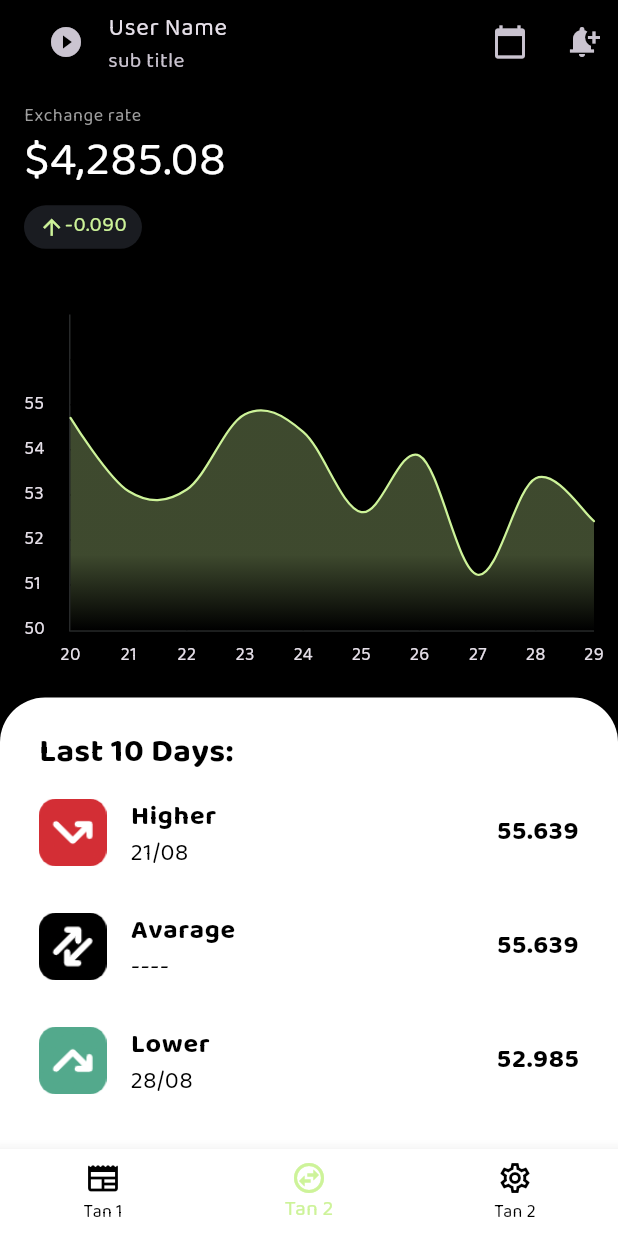
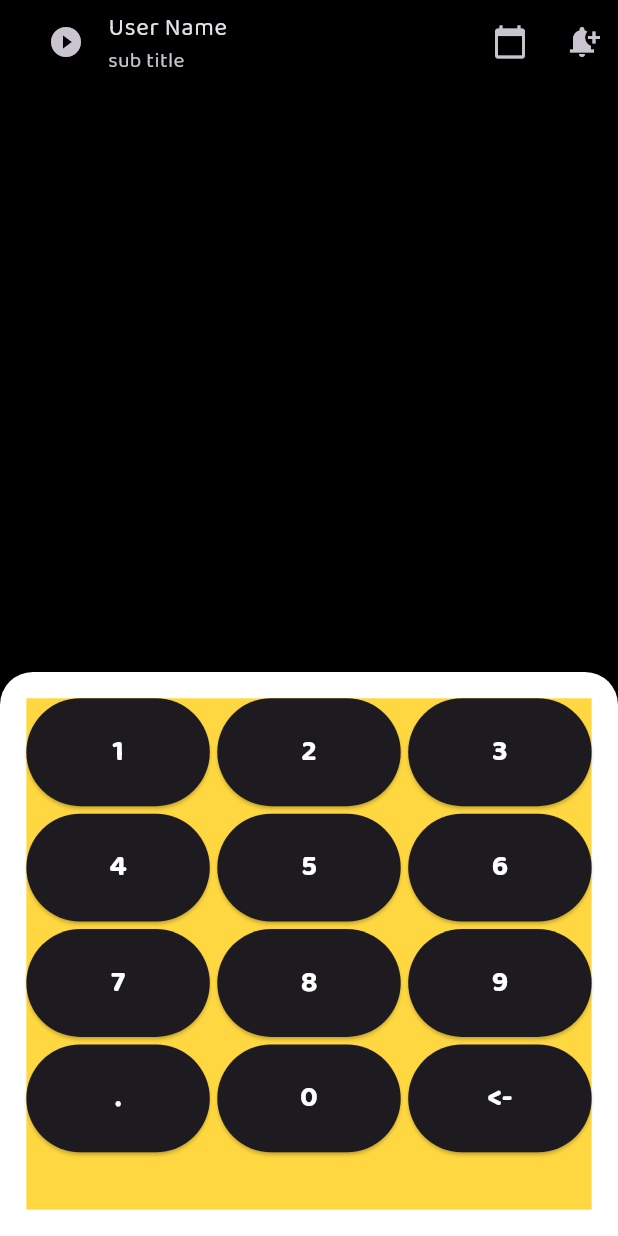
Before and after one commit to mohanedSalaheldin/sdg-tracker, a Flutter app: the screen it shows after launch, on a phone screen of 412 x 824 dp. Run offline on Flutter 3.47's test engine with Material 3 defaults, Android fonts, the light colour scheme and no system bars; drawn by our look-alikes of fl_chart; our stand-ins replace flutter_screenutil, gap.

Commit message:
start design CalculatorScreen

```diff
--- a/lib/src/my_app.dart
+++ b/lib/src/my_app.dart
@@ -1,8 +1,11 @@
 import 'package:flutter/material.dart';
 import 'package:flutter_localizations/flutter_localizations.dart';
+import 'package:flutter_screenutil/flutter_screenutil.dart';
 import 'package:sudanese_currency/generated/l10n.dart';
+import 'package:sudanese_currency/src/presentaion/screens/calculator_screen.dart';
 import 'package:sudanese_currency/src/presentaion/screens/home_screen.dart';
 import 'package:sudanese_currency/src/shared/app_colors.dart';
+import 'package:sudanese_currency/src/shared/app_theme.dart';
 
 class MyApp extends StatelessWidget {
   const MyApp({super.key});
@@ -10,32 +13,26 @@ class MyApp extends StatelessWidget {
   // This widget is the root of your application.
   @override
   Widget build(BuildContext context) {
-    return MaterialApp(
+    return ScreenUtilInit(
+      designSize: const Size(375, 812),
+      child: MaterialApp(
         title: 'Sudanese Pound',
         debugShowCheckedModeBanner: false,
-      theme: ThemeData(
-          brightness: Brightness.dark,
-          fontFamily: "BalooBhaijaan2",
-          scaffoldBackgroundColor: AppColors.blackBackgroundColor,
-          appBarTheme: const AppBarTheme(
-            color: AppColors.blackBackgroundColor,
+        theme: getAppTheme(),
+        localizationsDelegates: getLocalizationDeledates,
+        supportedLocales: S.delegate.supportedLocales,
+        locale: const Locale('en'),
+        home: CalculatorScreen(),
       ),
-          // colorScheme: ColorScheme.fromSeed(seedColor: Colors.deepPurple),
-          useMaterial3: true,
-          bottomNavigationBarTheme: const BottomNavigationBarThemeData(
-            backgroundColor: Colors.white,
-            selectedItemColor: AppColors.greenColor,
-            unselectedItemColor: Colors.black,
-          )),
-      localizationsDelegates: const [
+    );
+  }
+
+  List<LocalizationsDelegate<dynamic>> get getLocalizationDeledates {
+    return const [
       S.delegate,
       GlobalMaterialLocalizations.delegate,
       GlobalWidgetsLocalizations.delegate,
       GlobalCupertinoLocalizations.delegate,
-      ],
-      supportedLocales: S.delegate.supportedLocales,
-      locale: const Locale('en'),
-      home: const HomeScreen(),
-    );
+    ];
   }
 }
--- /dev/null
+++ b/lib/src/presentaion/screens/calculator_screen.dart
@@ -0,0 +1,103 @@
+import 'package:flutter/material.dart';
+import 'package:flutter_screenutil/flutter_screenutil.dart';
+import 'package:sudanese_currency/src/shared/constants.dart';
+import 'package:sudanese_currency/src/shared/screen_sizes.dart';
+
+class CalculatorScreen extends StatelessWidget {
+  CalculatorScreen({super.key});
+
+  final List buttons = [
+    "1",
+    "2",
+    "3",
+    "4",
+    "5",
+    "6",
+    "7",
+    "8",
+    "9",
+    ".",
+    "0",
+    "<-",
+  ];
+
+  @override
+  Widget build(BuildContext context) {
+    return SafeArea(
+      child: Scaffold(
+        appBar: appbar(),
+        body: Column(
+          crossAxisAlignment: CrossAxisAlignment.start,
+          mainAxisAlignment: MainAxisAlignment.spaceBetween,
+          children: [
+            const SizedBox(width: double.infinity),
+            Container(
+              decoration: BoxDecoration(
+                borderRadius: BorderRadius.only(
+                  topLeft: Radius.circular(appDefaultradius),
+                  topRight: Radius.circular(appDefaultradius),
+                ),
+                color: Colors.white,
+              ),
+              child: Padding(
+                padding: EdgeInsets.all(appDefaultPadding),
+                child: Column(
+                  crossAxisAlignment: CrossAxisAlignment.start,
+                  children: [
+                    Container(
+                      color: Colors.amberAccent,
+                      // width: double.infinity,
+                      height: context.screenWidth / 1.1.sp,
+                      child: GridView.count(
+                        primary: false,
+                        padding: const EdgeInsets.all(0),
+                        crossAxisSpacing: 5,
+                        mainAxisSpacing: 5,
+                        crossAxisCount: 3,
+                        childAspectRatio: 1.7,
+                        children: List.generate(
+                          buttons.length,
+                          (index) => ElevatedButton(
+                            onPressed: () {},
+                            child: Text(
+                              buttons[index],
+                              style: TextStyle(
+                                fontWeight: FontWeight.bold,
+                                color: Colors.white,
+                                fontSize: 18.sp,
+                              ),
+                            ),
+                          ),
+                        ),
+                      ),
+                    ),
+                  ],
+                ),
+              ),
+            ),
+          ],
+        ),
+      ),
+    );
+  }
+
+  AppBar appbar() {
+    return AppBar(
+      title: const ListTile(
+        leading: Icon(Icons.play_circle_fill_outlined),
+        title: Text('User Name'),
+        subtitle: Text('sub title'),
+      ),
+      actions: [
+        IconButton(
+          onPressed: () {},
+          icon: const Icon(Icons.calendar_today),
+        ),
+        IconButton(
+          onPressed: () {},
+          icon: const Icon(Icons.notification_add),
+        ),
+      ],
+    );
+  }
+}
--- a/lib/src/presentaion/screens/home_screen.dart
+++ b/lib/src/presentaion/screens/home_screen.dart
@@ -1,7 +1,5 @@
 import 'package:flutter/material.dart';
-
-import 'package:sudanese_currency/src/presentaion/widgets/exchange_rate_chart_widget.dart';
-
+import '../widgets/exchange_rate_chart_widget.dart';
 import '../widgets/summary_ststisics_widget.dart';
 import '../widgets/today_exchange_rate_widget.dart';
 
@@ -10,9 +8,11 @@ class HomeScreen extends StatelessWidget {
 
   @override
   Widget build(BuildContext context) {
-    return Scaffold(
-      appBar: appbar(),
+    return SafeArea(
+      child: Scaffold(
+        // appBar: appbar(),
         bottomNavigationBar: bottomNavBar(),
+        // backgroundColor: const Color(0xff101014),2.0
         body: const Column(
           crossAxisAlignment: CrossAxisAlignment.start,
           mainAxisAlignment: MainAxisAlignment.spaceBetween,
@@ -22,6 +22,7 @@ class HomeScreen extends StatelessWidget {
             LastDaysLineChartWidget(),
             SummaryStstisicsWidget(),
           ],
+        ),
       ),
     );
   }
--- a/lib/src/presentaion/widgets/exchange_rate_chart_widget.dart
+++ b/lib/src/presentaion/widgets/exchange_rate_chart_widget.dart
@@ -1,5 +1,6 @@
 import 'package:fl_chart/fl_chart.dart';
 import 'package:flutter/material.dart';
+import 'package:flutter_screenutil/flutter_screenutil.dart';
 import 'package:sudanese_currency/src/shared/constants.dart';
 
 import '../../shared/app_colors.dart';
@@ -28,11 +29,11 @@ class _LastDaysLineChartWidgetState extends State<LastDaysLineChartWidget> {
   @override
   Widget build(BuildContext context) {
     return Padding(
-      padding: const EdgeInsets.symmetric(horizontal: appDefaultPadding),
+      padding:  EdgeInsets.symmetric(horizontal: appDefaultPadding),
       child: Stack(
         children: <Widget>[
           AspectRatio(
-            aspectRatio: 1.40,
+            aspectRatio: 1.50.sp,
             child: Padding(
               padding:
                   const EdgeInsets.only(right: 0, left: 0, top: 30, bottom: 0),
@@ -204,7 +205,6 @@ class _LastDaysLineChartWidgetState extends State<LastDaysLineChartWidget> {
           spots: spots,
           isCurved: true,
           color: AppColors.greenColor,
-
           barWidth: 1.5,
           isStrokeCapRound: true,
           dotData: const FlDotData(show: false),
--- /dev/null
+++ b/lib/src/presentaion/widgets/monthy_statistics_widget.dart
@@ -0,0 +1,51 @@
+import 'package:flutter/material.dart';
+import 'package:flutter_screenutil/flutter_screenutil.dart';
+
+class MonthyStatisticsWidget extends StatelessWidget {
+  const MonthyStatisticsWidget({
+    super.key,
+    required this.title,
+    required this.iconPath,
+    required this.value,
+    required this.date,
+  });
+  final String title;
+  final String iconPath;
+  final String value;
+  final String date;
+
+  @override
+  Widget build(BuildContext context) {
+    return Padding(
+      padding: const EdgeInsets.symmetric(vertical: 0.0),
+      child: ListTile(
+        contentPadding: const EdgeInsets.all(0),
+
+        // style: ,
+        textColor: Colors.black,
+        leading: SizedBox(
+          height: 40.0.sp,
+          width: 40.0.sp,
+          child: Image.asset('assets/images/$iconPath'),
+        ),
+        title: Text(
+          title,
+          style: TextStyle(fontSize: 18.sp, fontWeight: FontWeight.bold),
+        ),
+        subtitle: Text(
+          date,
+          style: TextStyle(
+            fontSize: 16.sp,
+          ),
+        ),
+        trailing: Text(
+          value,
+          style: TextStyle(
+            fontWeight: FontWeight.bold,
+            fontSize: 18.sp,
+          ),
+        ),
+      ),
+    );
+  }
+}
--- a/lib/src/presentaion/widgets/summary_ststisics_widget.dart
+++ b/lib/src/presentaion/widgets/summary_ststisics_widget.dart
@@ -1,5 +1,9 @@
 import 'package:flutter/material.dart';
+import 'package:flutter_screenutil/flutter_screenutil.dart';
 import 'package:sudanese_currency/src/shared/constants.dart';
+import 'package:sudanese_currency/src/shared/screen_sizes.dart';
+
+import 'monthy_statistics_widget.dart';
 
 class SummaryStstisicsWidget extends StatelessWidget {
   const SummaryStstisicsWidget({
@@ -8,16 +12,17 @@ class SummaryStstisicsWidget extends StatelessWidget {
 
   @override
   Widget build(BuildContext context) {
+
     return Container(
-      padding: const EdgeInsets.symmetric(horizontal: 10.0, vertical: 5.0),
-      decoration: const BoxDecoration(
+
+      decoration: BoxDecoration(
         borderRadius: BorderRadius.only(
-          topLeft: Radius.circular(30),
-          topRight: Radius.circular(30),
+          topLeft: Radius.circular(appDefaultradius),
+          topRight: Radius.circular(appDefaultradius),
         ),
         color: Colors.white,
       ),
-      child: const Padding(
+      child: Padding(
         padding: EdgeInsets.all(appDefaultPadding),
         child: Column(
           crossAxisAlignment: CrossAxisAlignment.start,
@@ -26,23 +31,23 @@ class SummaryStstisicsWidget extends StatelessWidget {
               'Last 10 Days:',
               style: TextStyle(
                 fontWeight: FontWeight.bold,
-                fontSize: 22,
+                fontSize: 22.sp,
                 color: Colors.black,
               ),
             ),
-            MonthyStatisticsWidget(
+            const MonthyStatisticsWidget(
               title: 'Higher',
               iconPath: 'higher.png',
               value: '55.639',
               date: '21/08',
             ),
-            MonthyStatisticsWidget(
+            const MonthyStatisticsWidget(
               title: 'Avarage',
               iconPath: 'avg.png',
               value: '55.639',
               date: '----',
             ),
-            MonthyStatisticsWidget(
+            const MonthyStatisticsWidget(
               title: 'Lower',
               iconPath: 'lower.png',
               value: '52.985',
@@ -54,51 +59,3 @@ class SummaryStstisicsWidget extends StatelessWidget {
     );
   }
 }
-
-
-class MonthyStatisticsWidget extends StatelessWidget {
-  const MonthyStatisticsWidget({
-    super.key,
-    required this.title,
-    required this.iconPath,
-    required this.value,
-    required this.date,
-  });
-  final String title;
-  final String iconPath;
-  final String value;
-  final String date;
-
-  @override
-  Widget build(BuildContext context) {
-    return Padding(
-      padding: const EdgeInsets.symmetric(vertical: 2.0),
-      child: ListTile(
-        contentPadding: const EdgeInsets.all(0),
-        textColor: Colors.black,
-        leading: SizedBox(
-          height: 45.0,
-          width: 45.0,
-          child: Image.asset('assets/images/$iconPath'),
-        ),
-        title: Text(
-          title,
-          style: const TextStyle(fontSize: 18, fontWeight: FontWeight.bold),
-        ),
-        subtitle: Text(
-          date,
-          style: const TextStyle(
-            fontSize: 16,
-          ),
-        ),
-        trailing: Text(
-          value,
-          style: const TextStyle(
-            fontWeight: FontWeight.bold,
-            fontSize: 18,
-          ),
-        ),
-      ),
-    );
-  }
-}
--- a/lib/src/presentaion/widgets/today_exchange_rate_widget.dart
+++ b/lib/src/presentaion/widgets/today_exchange_rate_widget.dart
@@ -1,4 +1,5 @@
 import 'package:flutter/material.dart';
+import 'package:flutter_screenutil/flutter_screenutil.dart';
 import 'package:gap/gap.dart';
 import 'package:sudanese_currency/src/shared/app_colors.dart';
 import 'package:sudanese_currency/src/shared/constants.dart';
@@ -9,7 +10,7 @@ class TodayExchangeRateWidget extends StatelessWidget {
   @override
   Widget build(BuildContext context) {
     return Padding(
-      padding: const EdgeInsets.symmetric(horizontal: appDefaultPadding),
+      padding: EdgeInsets.symmetric(horizontal: appDefaultPadding),
       child: Column(
         crossAxisAlignment: CrossAxisAlignment.start,
         children: [
@@ -20,9 +21,9 @@ class TodayExchangeRateWidget extends StatelessWidget {
                 .bodySmall!
                 .copyWith(color: Colors.grey),
           ),
-          const Text(
+          Text(
             '\$4,285.08',
-            style: TextStyle(fontSize: 32.0, color: Colors.white),
+            style: TextStyle(fontSize: 32.0.sp, color: Colors.white),
           ),
           const Gap(5.0),
           Container(
@@ -43,7 +44,7 @@ class TodayExchangeRateWidget extends StatelessWidget {
                   style: Theme.of(context)
                       .textTheme
                       .bodySmall!
-                      .copyWith(color: AppColors.greenColor, fontSize: 14),
+                      .copyWith(color: AppColors.greenColor, fontSize: 14.sp),
                 ),
               ],
             ),
--- /dev/null
+++ b/lib/src/shared/app_theme.dart
@@ -0,0 +1,19 @@
+import 'package:flutter/material.dart';
+import 'package:sudanese_currency/src/shared/app_colors.dart';
+
+ThemeData getAppTheme() {
+  return ThemeData(
+      brightness: Brightness.dark,
+      fontFamily: "BalooBhaijaan2",
+      scaffoldBackgroundColor: AppColors.blackBackgroundColor,
+      appBarTheme: const AppBarTheme(
+        color: AppColors.blackBackgroundColor,
+      ),
+      // colorScheme: ColorScheme.fromSeed(seedColor: Colors.deepPurple),
+      useMaterial3: true,
+      bottomNavigationBarTheme: const BottomNavigationBarThemeData(
+        backgroundColor: Colors.white,
+        selectedItemColor: AppColors.greenColor,
+        unselectedItemColor: Colors.black,
+      ));
+}
--- a/lib/src/shared/constants.dart
+++ b/lib/src/shared/constants.dart
@@ -1 +1,4 @@
- const appDefaultPadding = 16.0;
+import 'package:flutter_screenutil/flutter_screenutil.dart';
+
+double appDefaultPadding = 16.0.sp;
+double appDefaultradius = 20.sp;
--- a/pubspec.yaml
+++ b/pubspec.yaml
@@ -10,16 +10,13 @@ environment:
 
 dependencies:
   cupertino_icons: ^1.0.6
-  # for LineChart (statestical tracking)
   fl_chart: ^0.68.0
   flutter:
     sdk: flutter
-  # for add multilanguage
   flutter_localizations:
     sdk: flutter
-  # for vertical and horizental gap instead of Sizedbox
+  flutter_screenutil: ^5.9.3
   gap: ^3.0.1
-  # syncfusion_flutter_charts: ^26.2.9
 
 dev_dependencies:
   flutter_lints: ^3.0.0
```
Also changed, not shown: pubspec.lock. Lines whose indentation alone changed are shown as unchanged.
